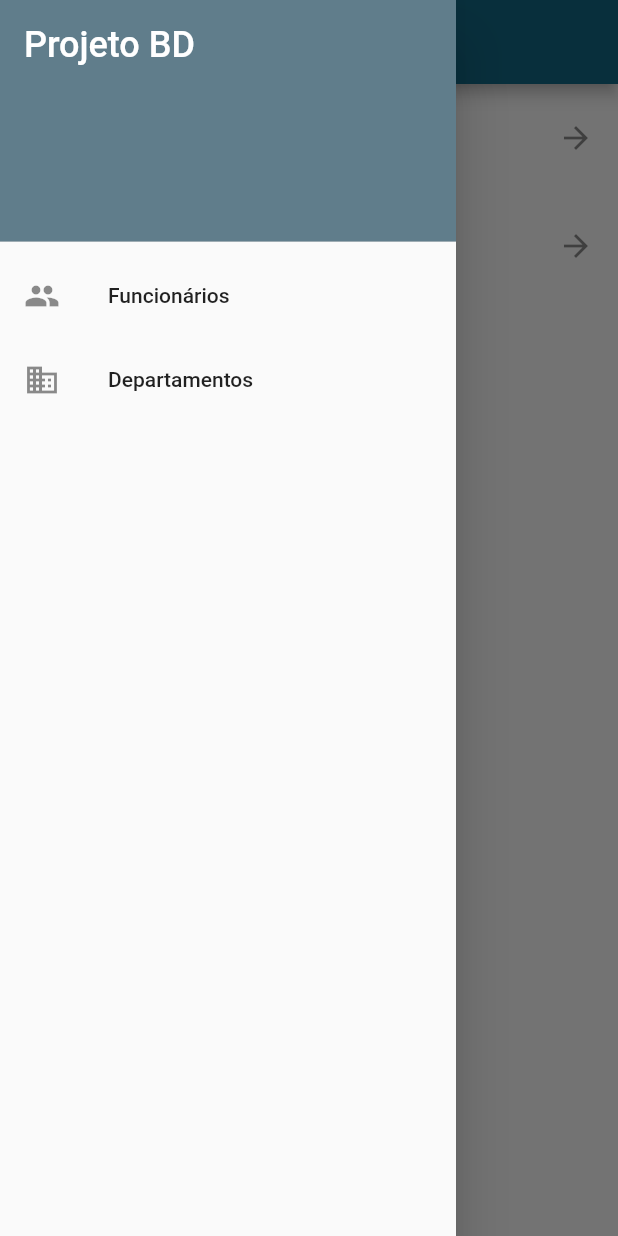
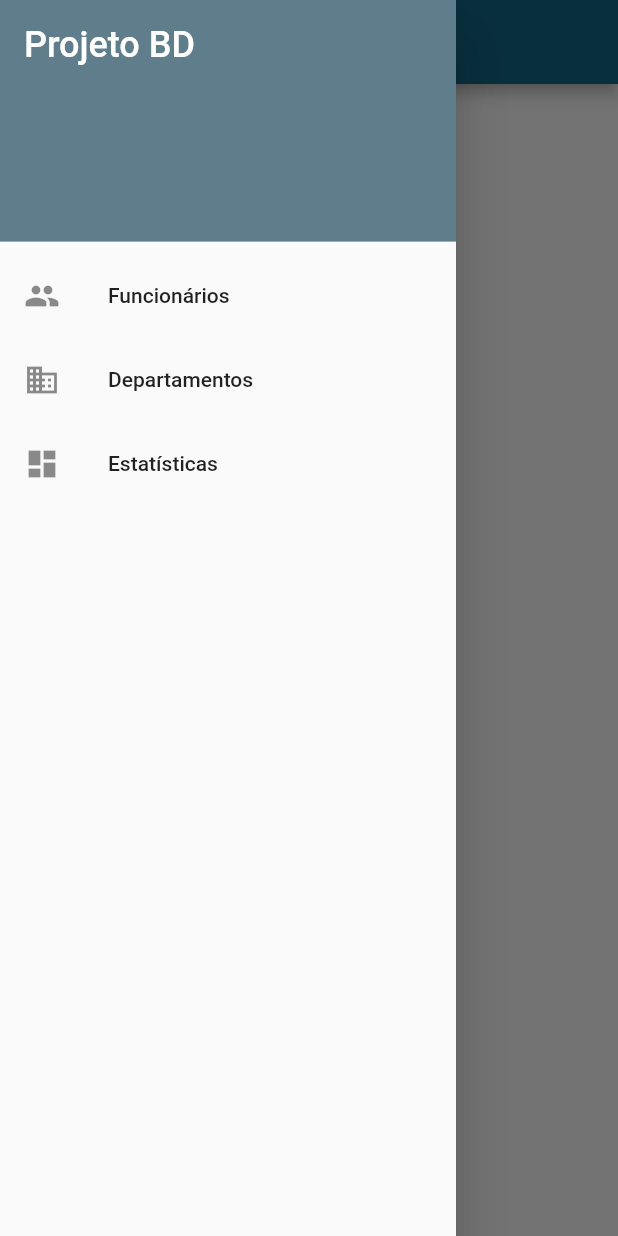
Before and after one commit to manoelpiovesan/bd-front, a Flutter app: the screen it shows after launch, in the side drawer, after a tap on "Funcionários", on a phone screen of 412 x 824 dp. Run offline on Flutter 3.47's test engine with Material 3 defaults, Android fonts, the phone set to English and light mode, and no system bars; our stand-ins replace fl_chart.

Commit message:
Improving dashboard

```diff
--- a/lib/main.dart
+++ b/lib/main.dart
@@ -1,5 +1,5 @@
 import 'package:flutter/material.dart';
-import 'package:projeto_bd_front/views/home.dart';
+import 'package:projeto_bd_front/views/home_view.dart';
 
 void main() {
   runApp(const ProjetoBD());
--- a/lib/models/dashboard.dart
+++ b/lib/models/dashboard.dart
@@ -0,0 +1,98 @@
+///
+///
+///
+class Dashboard {
+  int totalEmployees = -1;
+  int totalDepartments = -1;
+  int unassignedEmployees = -1;
+  List<DashboardDepartment> employeesByDepartment = <DashboardDepartment>[];
+
+  ///
+  ///
+  ///
+  Dashboard();
+
+  ///
+  ///
+  ///
+  Dashboard.fromJson(final Map<String, dynamic> json) {
+    totalEmployees = json['total_employees'] ?? -1;
+    totalDepartments = json['total_departments'] ?? -1;
+    unassignedEmployees = json['unassigned_employees'] ?? -1;
+
+    if (json['employeesByDepartment'] != null) {
+      final List<dynamic> departmentsJson = json['employeesByDepartment'];
+      employeesByDepartment =
+          departmentsJson
+              .map(
+                (final dynamic item) =>
+                    DashboardDepartment.fromJson(item as Map<String, dynamic>),
+              )
+              .toList();
+    }
+  }
+
+  ///
+  ///
+  ///
+  Map<String, dynamic> toJson() => <String, dynamic>{
+    'total_employees': totalEmployees,
+    'total_departments': totalDepartments,
+    'unassigned_employees': unassignedEmployees,
+    'employeesByDepartment':
+        employeesByDepartment
+            .map((final DashboardDepartment item) => item.toJson())
+            .toList(),
+  };
+
+  ///
+  ///
+  ///
+  @override
+  String toString() {
+    return 'Dashboard{totalEmployees: $totalEmployees, totalDepartments:'
+        ' $totalDepartments, unassignedEmployees: $unassignedEmployees, '
+        'employeesByDepartment: $employeesByDepartment}';
+  }
+}
+
+///
+///
+///
+class DashboardDepartment {
+  int id = -1;
+  String name = '';
+  int totalEmployees = -1;
+
+  ///
+  ///
+  ///
+  DashboardDepartment();
+
+  ///
+  ///
+  ///
+  DashboardDepartment.fromJson(final Map<String, dynamic> json) {
+    id = json['id'] ?? -1;
+    name = json['name'] ?? '';
+    totalEmployees = json['total_employees'] ?? -1;
+  }
+
+  ///
+  ///
+  ///
+  Map<String, dynamic> toJson() => <String, dynamic>{
+    'id': id,
+    'name': name,
+    'total_employees': totalEmployees,
+  };
+
+  ///
+  ///
+  ///
+  @override
+  String toString() {
+    return 'DashboardDepartment{id: $id, name: $name, '
+        'totalEmployees: $totalEmployees}';
+  }
+}
--- a/lib/utils/my_drawer.dart
+++ b/lib/utils/my_drawer.dart
@@ -1,4 +1,5 @@
 import 'package:flutter/material.dart';
+import 'package:projeto_bd_front/views/dashboard_view.dart';
 import 'package:projeto_bd_front/views/widgets/lists/department_list.dart';
 import 'package:projeto_bd_front/views/widgets/lists/employee_list.dart';
 
@@ -51,6 +52,20 @@ class MyDrawer extends StatelessWidget {
               );
             },
           ),
+
+          /// Dashboard
+          ListTile(
+            leading: const Icon(Icons.dashboard),
+            title: const Text('Estatísticas'),
+            onTap: () {
+              Navigator.of(context).push(
+                MaterialPageRoute<void>(
+                  builder:
+                      (final BuildContext context) => const DashboardView(),
+                ),
+              );
+            },
+          ),
         ],
       ),
     );
--- a/lib/views/home.dart
+++ b/lib/views/home_view.dart
@@ -1,5 +1,6 @@
 import 'package:flutter/material.dart';
 import 'package:projeto_bd_front/utils/my_drawer.dart';
+import 'package:projeto_bd_front/views/dashboard_view.dart';
 import 'package:projeto_bd_front/views/widgets/lists/department_list.dart';
 import 'package:projeto_bd_front/views/widgets/lists/employee_list.dart';
 
@@ -18,7 +19,7 @@ class HomeView extends StatelessWidget {
   @override
   Widget build(final BuildContext context) {
     return Scaffold(
-      appBar: AppBar(title: const Text('Home')),
+      appBar: AppBar(title: const Text('Página Inicial')),
       drawer: const MyDrawer(),
       body: SingleChildScrollView(
         child: Column(
@@ -28,7 +29,6 @@ class HomeView extends StatelessWidget {
               title: const Text('Funcionários'),
               subtitle: const Text('Lista de funcionários'),
               leading: const Icon(Icons.people),
-              trailing: const Icon(Icons.arrow_forward),
               onTap:
                   () => Navigator.of(context).push(
                     MaterialPageRoute<EmployeeList>(
@@ -43,7 +43,6 @@ class HomeView extends StatelessWidget {
               title: const Text('Departamentos'),
               subtitle: const Text('Lista de departamentos'),
               leading: const Icon(Icons.business),
-              trailing: const Icon(Icons.arrow_forward),
               onTap:
                   () => Navigator.of(context).push(
                     MaterialPageRoute<void>(
@@ -53,6 +52,20 @@ class HomeView extends StatelessWidget {
                     ),
                   ),
             ),
+
+            /// Dashboard
+            ListTile(
+              title: const Text('Estatísticas'),
+              subtitle: const Text('Visão geral do sistema'),
+              leading: const Icon(Icons.dashboard),
+              onTap:
+                  () => Navigator.of(context).push(
+                    MaterialPageRoute<void>(
+                      builder:
+                          (final BuildContext context) => const DashboardView(),
+                    ),
+                  ),
+            ),
           ],
         ),
       ),
--- a/lib/views/widgets/edits/department_edit.dart
+++ b/lib/views/widgets/edits/department_edit.dart
@@ -1,8 +1,6 @@
 import 'package:flutter/material.dart';
 import 'package:projeto_bd_front/consumers/department_consumer.dart';
-import 'package:projeto_bd_front/consumers/employee_consumer.dart';
 import 'package:projeto_bd_front/models/department.dart';
-import 'package:projeto_bd_front/models/employee.dart';
 
 ///
 ///
@@ -95,7 +93,9 @@ class _DepartmentEditState extends State<DepartmentEdit> {
                       Navigator.of(context).pop();
                     } on Exception catch (e) {
                       ScaffoldMessenger.of(context).showSnackBar(
-                        SnackBar(content: Text('Erro ao criar funcionário: $e')),
+                        SnackBar(
+                          content: Text('Erro ao criar funcionário: $e'),
+                        ),
                       );
                     }
                   }
--- a/lib/views/widgets/lists/department_list.dart
+++ b/lib/views/widgets/lists/department_list.dart
@@ -1,9 +1,7 @@
 import 'package:flutter/material.dart';
 import 'package:projeto_bd_front/consumers/department_consumer.dart';
 import 'package:projeto_bd_front/models/department.dart';
-import 'package:projeto_bd_front/models/employee.dart';
 import 'package:projeto_bd_front/views/widgets/edits/department_edit.dart';
-import 'package:projeto_bd_front/views/widgets/edits/employee_edit.dart';
 
 ///
 ///
--- a/lib/views/widgets/lists/employee_list.dart
+++ b/lib/views/widgets/lists/employee_list.dart
@@ -79,7 +79,10 @@ class _EmployeeListState extends State<EmployeeList> {
                   if (employees != null && employees.isNotEmpty) {
                     return ListView.builder(
                       itemCount: employees.length,
-                      itemBuilder: (final BuildContext context, final int index) {
+                      itemBuilder: (
+                        final BuildContext context,
+                        final int index,
+                      ) {
                         final Employee employee = employees[index];
                         return ListTile(
                           onTap: () async {
```
Also changed, not shown: lib/consumers/dashboard_consumer.dart (added, +26 -0 lines), lib/views/dashboard_view.dart (added, +128 -0 lines), lib/views/widgets/stats_card.dart (added, +36 -0 lines), pubspec.yaml (+6 -68 lines), pubspec.lock.
